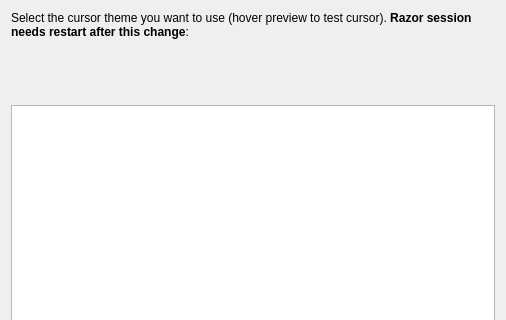
The window that lxqt-config-mouse/ui/selectwnd.ui (lxqt/lxqt-config) describes before a commit, drawn with Qt 5; both pictures show x 0 to 506 and y 0 to 320 of the 506 by 515 pixel window.
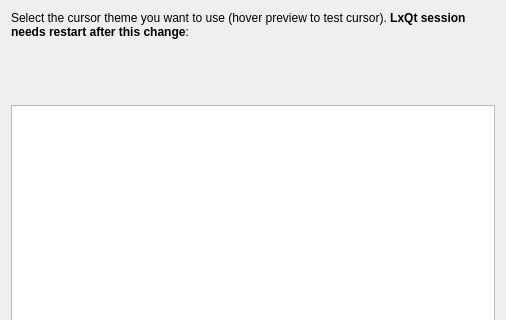
The same window after the commit. Custom widgets are drawn as their Qt base class.

Commit message: Finish the crazy razor=>lxqt renaming tasks.

Diff of the .ui file:
```diff
--- a/lxqt-config-mouse/ui/selectwnd.ui
+++ b/lxqt-config-mouse/ui/selectwnd.ui
@@ -17,7 +17,7 @@
    <item row="0" column="0" colspan="5">
     <widget class="QLabel" name="infoLabel">
      <property name="text">
-      <string>Select the cursor theme you want to use (hover preview to test cursor). &lt;b&gt;Razor session needs restart after this change&lt;/b&gt;:</string>
+      <string>Select the cursor theme you want to use (hover preview to test cursor). &lt;b&gt;LxQt session needs restart after this change&lt;/b&gt;:</string>
      </property>
      <property name="wordWrap">
       <bool>true</bool>
```
Left out of the diff: 2 changed lines with no effect on the pictures. The commit also changes 228 other files.
